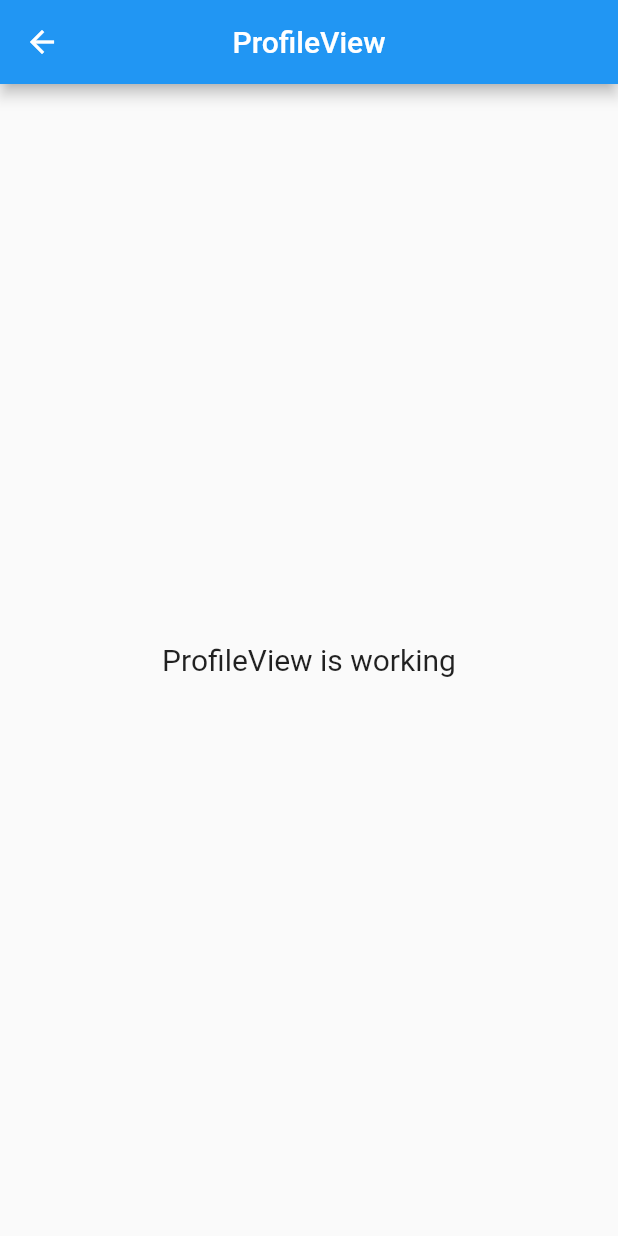
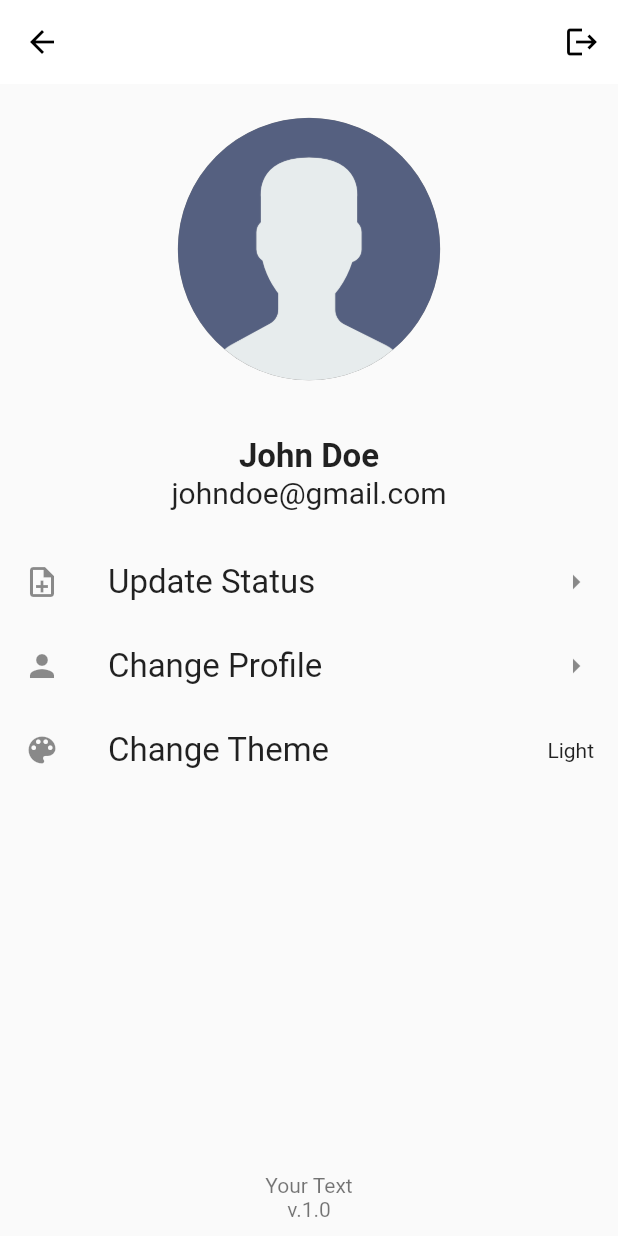
Before and after one commit to fiergetech/chatapp, a Flutter app: the ProfileView screen opened by its route, on a phone screen of 412 x 824 dp. Run offline on Flutter 3.47's test engine with Material 2 defaults, Android fonts, the phone set to English and light mode, and no system bars; drawn by our look-alikes of avatar_glow; our stand-ins replace firebase_core, get, introduction_screen, lottie; accounts and stored records are empty.

Commit message:
profile page

```diff
--- a/lib/app/modules/profile/views/profile_view.dart
+++ b/lib/app/modules/profile/views/profile_view.dart
@@ -1,3 +1,4 @@
+import 'package:avatar_glow/avatar_glow.dart';
 import 'package:flutter/material.dart';
 
 import 'package:get/get.dart';
@@ -10,14 +11,129 @@ class ProfileView extends GetView<ProfileController> {
   Widget build(BuildContext context) {
     return Scaffold(
       appBar: AppBar(
-        title: const Text('ProfileView'),
-        centerTitle: true,
+        elevation: 0,
+        backgroundColor: Colors.white,
+        leading: IconButton(
+          onPressed: () {},
+          icon: Icon(
+            Icons.arrow_back,
+            color: Colors.black,
+          ),
+        ),
+        actions: [
+          IconButton(
+            onPressed: () {},
+            icon: Icon(
+              Icons.logout,
+              color: Colors.black,
+            ),
+          )
+        ],
       ),
-      body: Center(
-        child: Text(
-          'ProfileView is working',
-          style: TextStyle(fontSize: 20),
-        ),
+      body: Column(
+        children: [
+          Container(
+            child: Column(
+              children: [
+                AvatarGlow(
+                  endRadius: 110,
+                  glowColor: Colors.black,
+                  duration: Duration(seconds: 2),
+                  child: Container(
+                    margin: EdgeInsets.all(15),
+                    width: 175,
+                    height: 175,
+                    decoration: BoxDecoration(
+                      color: Colors.black38,
+                      borderRadius: BorderRadius.circular(100),
+                      image: DecorationImage(
+                        image: AssetImage("assets/logo/noimage.png"),
+                        fit: BoxFit.cover,
+                      ),
+                    ),
+                  ),
+                ),
+                SizedBox(
+                  height: 15,
+                ),
+                Text(
+                  "John Doe",
+                  style: TextStyle(
+                    fontSize: 22,
+                    fontWeight: FontWeight.bold,
+                  ),
+                  textAlign: TextAlign.center,
+                ),
+                Text(
+                  "johndoe@gmail.com",
+                  style: TextStyle(
+                    fontSize: 20,
+                  ),
+                  textAlign: TextAlign.center,
+                ),
+              ],
+            ),
+          ),
+          SizedBox(height: 20),
+          Expanded(
+            child: Container(
+              child: Column(
+                children: [
+                  ListTile(
+                    onTap: () {},
+                    leading: Icon(Icons.note_add_outlined),
+                    title: Text(
+                      "Update Status",
+                      style: TextStyle(
+                        fontSize: 22,
+                      ),
+                    ),
+                    trailing: Icon(Icons.arrow_right),
+                  ),
+                  ListTile(
+                    onTap: () {},
+                    leading: Icon(Icons.person),
+                    title: Text(
+                      "Change Profile",
+                      style: TextStyle(
+                        fontSize: 22,
+                      ),
+                    ),
+                    trailing: Icon(Icons.arrow_right),
+                  ),
+                  ListTile(
+                    onTap: () {},
+                    leading: Icon(Icons.color_lens),
+                    title: Text(
+                      "Change Theme",
+                      style: TextStyle(
+                        fontSize: 22,
+                      ),
+                    ),
+                    trailing: Text("Light"),
+                  ),
+                ],
+              ),
+            ),
+          ),
+          Container(
+            margin:
+                EdgeInsets.only(bottom: context.mediaQueryPadding.bottom + 10),
+            child: Column(
+              mainAxisAlignment: MainAxisAlignment.center,
+              children: [
+                Text(
+                  "Your Text",
+                  style: TextStyle(color: Colors.black54),
+                ),
+                Text(
+                  "v.1.0",
+                  style: TextStyle(color: Colors.black54),
+                ),
+              ],
+            ),
+          ),
+        ],
       ),
     );
   }
--- a/pubspec.yaml
+++ b/pubspec.yaml
@@ -13,6 +13,7 @@ dependencies:
   google_sign_in: 5.4.1
   lottie: 1.4.2
   introduction_screen: 3.0.2
+  avatar_glow: 2.0.2
   flutter:
     sdk: flutter
 
```
Also changed, not shown: pubspec.lock.
